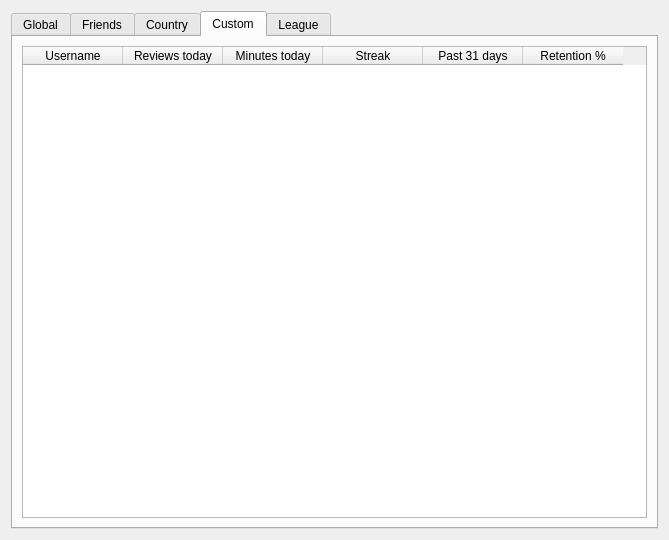
ThoreBor/Anki_Leaderboard, file designer/Leaderboard.ui: the form before one commit.
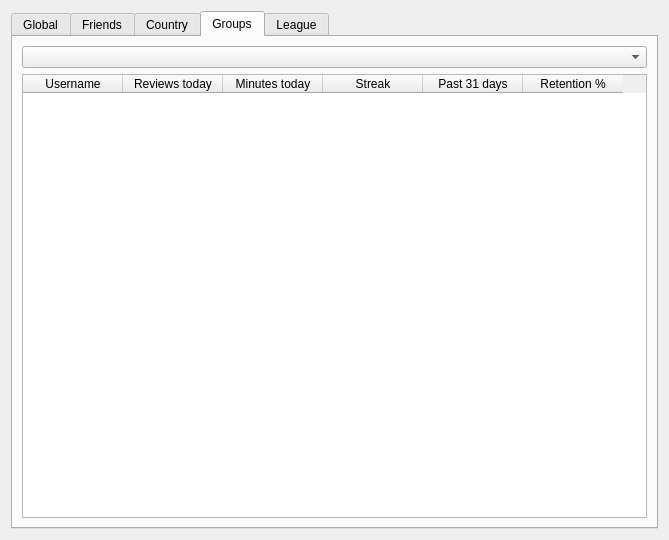
The form after the commit. The open tabs and pages were chosen to show the change. Icons and pictures are not drawn.

```diff
--- a/designer/Leaderboard.ui
+++ b/designer/Leaderboard.ui
@@ -223,9 +223,12 @@
      </widget>
      <widget class="QWidget" name="tab_4">
       <attribute name="title">
-       <string>Custom</string>
+       <string>Groups</string>
       </attribute>
       <layout class="QVBoxLayout" name="verticalLayout">
+       <item>
+        <widget class="QComboBox" name="groups"/>
+       </item>
        <item>
         <widget class="QTableWidget" name="Custom_Leaderboard">
          <property name="sizeAdjustPolicy">
```
